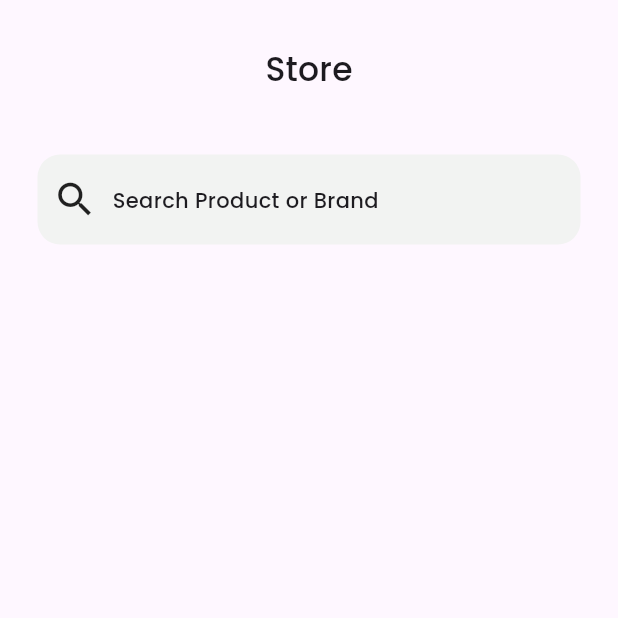
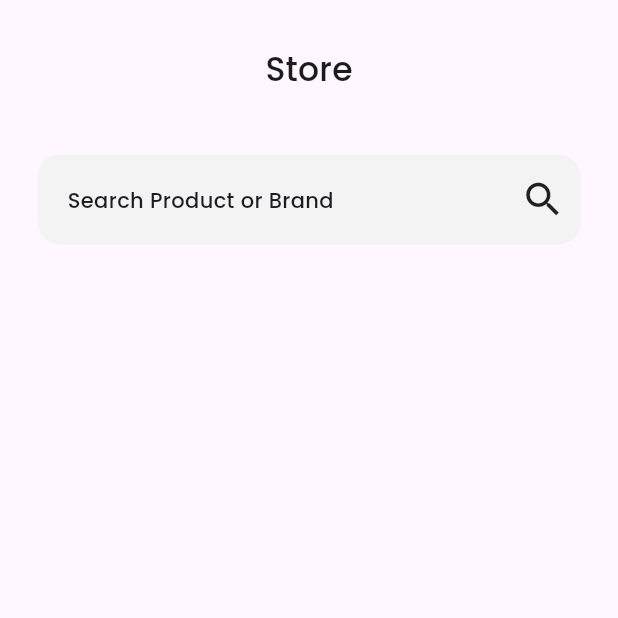
Before and after one commit to Zyttal/Pet-Shop-Application, a Flutter app: the screen it shows after launch, on a phone screen of 412 x 824 dp, the top half of it. Run offline on Flutter 3.47's test engine with Material 3 defaults, Android fonts, the phone set to English and light mode, and no system bars; our stand-ins replace device_preview, google_fonts.

Commit message:
Initialize Search Bar Widget - Function is still to be implemented

```diff
--- a/lib/pages/store_page.dart
+++ b/lib/pages/store_page.dart
@@ -1,4 +1,5 @@
 import 'package:flutter/material.dart';
+import 'package:pet_shop_application/widgets/custom_search_bar.dart';
 
 class StorePage extends StatelessWidget {
   const StorePage({super.key});
@@ -22,39 +23,7 @@ class StorePage extends StatelessWidget {
           SizedBox(
             height: 15,
           ),
-          Padding(
-            padding: const EdgeInsets.all(25.0),
-            child: Container(
-              decoration: BoxDecoration(
-                borderRadius: BorderRadius.circular(15),
-                color: Theme.of(context).hintColor,
-              ),
-              child: Padding(
-                padding:
-                    EdgeInsets.only(left: 10, right: 10, top: 6, bottom: 6),
-                child: Row(
-                  mainAxisAlignment: MainAxisAlignment.center,
-                  crossAxisAlignment: CrossAxisAlignment.center,
-                  children: [
-                    Icon(
-                      Icons.search,
-                      size: 30,
-                    ),
-                    SizedBox(width: 10),
-                    Expanded(
-                      child: TextField(
-                        decoration: InputDecoration(
-                            hintText: "Search Product or Brand",
-                            hintStyle: Theme.of(context).textTheme.bodyMedium,
-                            border: InputBorder.none),
-                        cursorColor: Theme.of(context).highlightColor,
-                      ),
-                    ),
-                  ],
-                ),
-              ),
-            ),
-          )
+          CustomSearchBar()
         ],
       )),
     );
--- /dev/null
+++ b/lib/widgets/custom_search_bar.dart
@@ -0,0 +1,53 @@
+import 'package:flutter/material.dart';
+
+class CustomSearchBar extends StatefulWidget {
+  const CustomSearchBar({
+    super.key,
+  });
+
+  @override
+  State<CustomSearchBar> createState() => _CustomSearchBarState();
+}
+
+class _CustomSearchBarState extends State<CustomSearchBar> {
+  final TextEditingController _searchController = TextEditingController();
+
+  @override
+  Widget build(BuildContext context) {
+    return Padding(
+      padding: const EdgeInsets.all(25.0),
+      child: Container(
+        decoration: BoxDecoration(
+          borderRadius: BorderRadius.circular(15),
+          color: Theme.of(context).hintColor,
+        ),
+        child: Padding(
+          padding: EdgeInsets.only(left: 10, right: 10, top: 6, bottom: 6),
+          child: Row(
+            mainAxisAlignment: MainAxisAlignment.center,
+            crossAxisAlignment: CrossAxisAlignment.center,
+            children: [
+              SizedBox(width: 10),
+              Expanded(
+                child: TextField(
+                  decoration: InputDecoration(
+                      hintText: "Search Product or Brand",
+                      hintStyle: Theme.of(context).textTheme.bodyMedium,
+                      border: InputBorder.none),
+                  cursorColor: Theme.of(context).highlightColor,
+                  onChanged: _handleSearch,
+                ),
+              ),
+              Icon(
+                Icons.search,
+                size: 30,
+              ),
+            ],
+          ),
+        ),
+      ),
+    );
+  }
+}
+
+void _handleSearch(String input) {}
```
